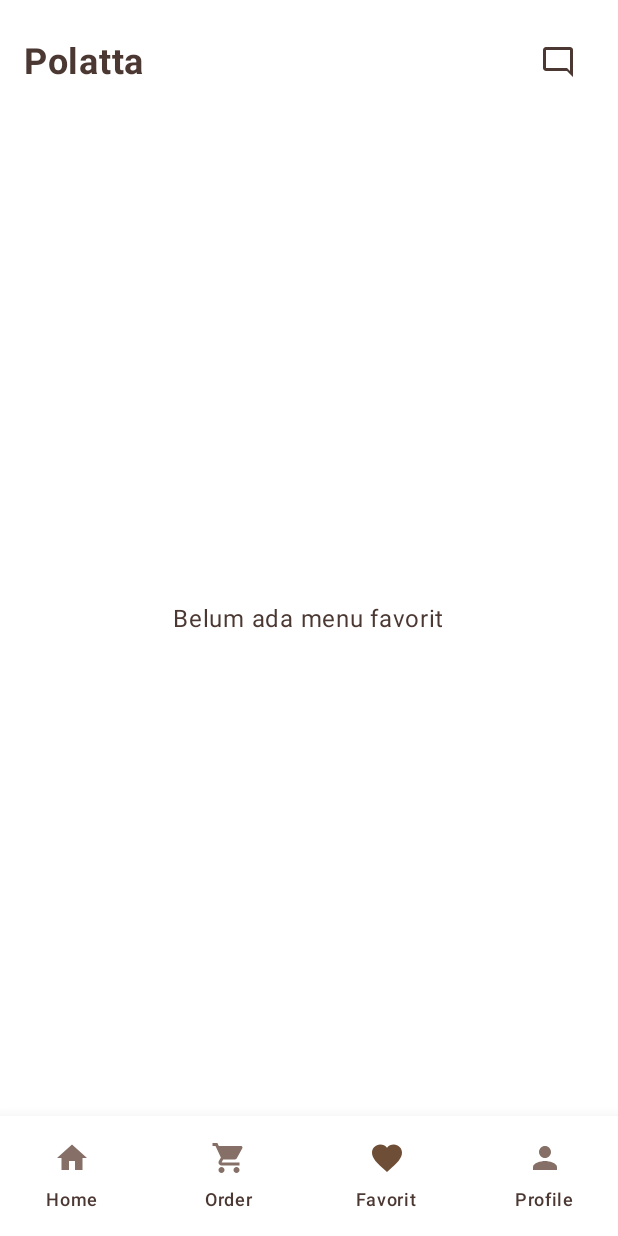
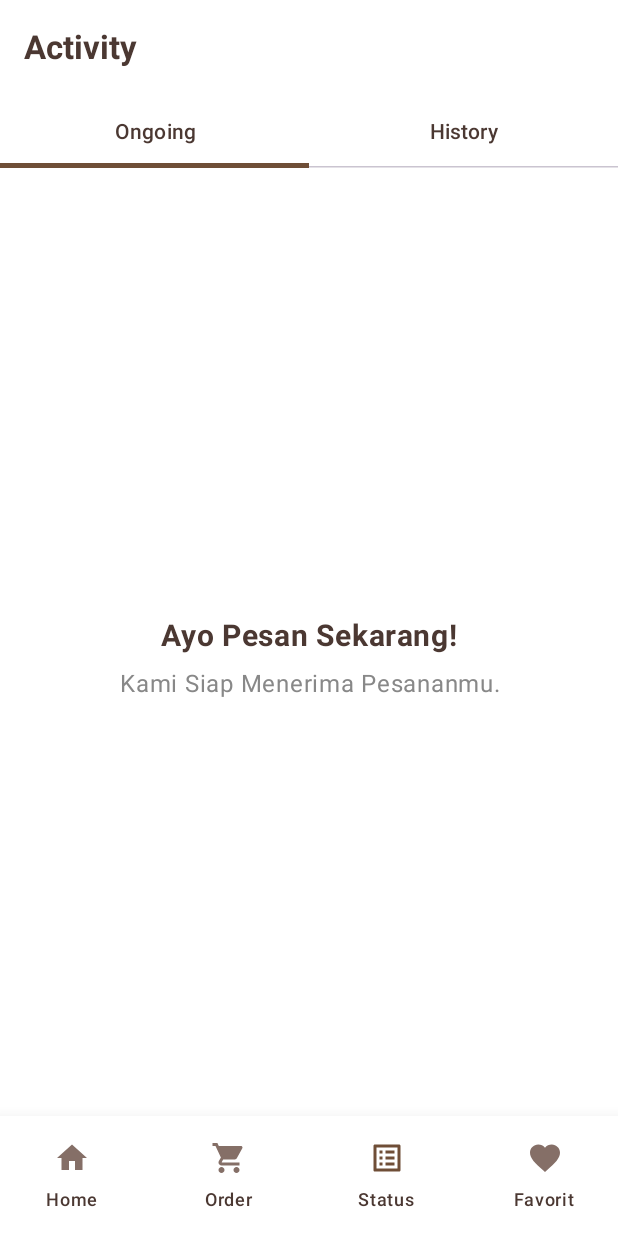
Before and after one commit to NazmiHakim/PolattaApp, an Android app built with Jetpack Compose: the screen it shows after launch (MainActivity), item 3 of the bottom bar chosen, on a phone screen of 412 x 824 dp. Run offline under Robolectric (Android 15) with nearby library versions, the phone set to English and light mode, and no system bars.

Commit message:
Feat: Add Status Screen and integrate into BottomNavBar
This commit introduces a new "Status" screen and adds it to the BottomNavBar.

Changes include:
- Created `StatusScreen.kt` with "Ongoing" and "History" tabs.
  - The "Ongoing" tab displays a message "Ayo Pesan Sekarang!" and "Kami Siap Menerima Pesananmu."
  - The "History" tab displays a message "Belum Ada Histori Pesanan" and "Pesan Sekarang Yuk!".
- Added a "Status" item with a list icon to the `BottomNavBar.kt`, replacing the "Profile" item.
- Added `Screen.Status` to the `Navigation.kt` sealed class.
- Integrated the `StatusScreenContent` into `PolattaApp.kt` with a "Activity" TopAppBar.
- Removed redundant navigation logic comments for checkout in `PolattaApp.kt`.

```diff
--- a/app/src/main/java/com/example/pondokcokelathatta/ui/components/BottomNavBar.kt
+++ b/app/src/main/java/com/example/pondokcokelathatta/ui/components/BottomNavBar.kt
@@ -3,8 +3,8 @@ package com.example.pondokcokelathatta.ui.components
 import androidx.compose.material.icons.Icons
 import androidx.compose.material.icons.filled.Favorite
 import androidx.compose.material.icons.filled.Home
-import androidx.compose.material.icons.filled.Person
 import androidx.compose.material.icons.filled.ShoppingCart
+import androidx.compose.material.icons.outlined.ListAlt
 import androidx.compose.material3.Icon
 import androidx.compose.material3.MaterialTheme
 import androidx.compose.material3.NavigationBar
@@ -29,9 +29,9 @@ private data class BottomNavItem(val label: String, val icon: ImageVector, val s
 fun BottomNavBar(navController: NavController) {
     val navItems = listOf(
         BottomNavItem("Home", Icons.Default.Home, Screen.Home),
-        BottomNavItem("Order", Icons.Default.ShoppingCart, Screen.Checkout), // Diubah ke Screen.Checkout
-        BottomNavItem("Favorit", Icons.Default.Favorite, Screen.Favorite),
-        BottomNavItem("Profile", Icons.Default.Person, Screen.Profile) // CHANGED: from Screen.Home to Screen.Profile
+        BottomNavItem("Order", Icons.Default.ShoppingCart, Screen.Checkout),
+        BottomNavItem("Status", Icons.Outlined.ListAlt, Screen.Status),
+        BottomNavItem("Favorit", Icons.Default.Favorite, Screen.Favorite)
     )
 
     val navBackStackEntry by navController.currentBackStackEntryAsState()
--- a/app/src/main/java/com/example/pondokcokelathatta/ui/navigation/Navigation.kt
+++ b/app/src/main/java/com/example/pondokcokelathatta/ui/navigation/Navigation.kt
@@ -6,6 +6,7 @@ sealed class Screen(val route: String) {
     data object Checkout : Screen("checkout")
     data object Profile : Screen("profile") // Add this line
     data object EditProfile : Screen("editProfile") // Add this line
+    data object Status : Screen("status") // Add this line
     data object Detail : Screen("detail/{itemName}") {
         fun createRoute(itemName: String) = "detail/$itemName"
     }
--- a/app/src/main/java/com/example/pondokcokelathatta/ui/screens/PolattaApp.kt
+++ b/app/src/main/java/com/example/pondokcokelathatta/ui/screens/PolattaApp.kt
@@ -69,7 +69,6 @@ fun PolattaApp() {
                             itemCount = totalQuantity,
                             totalPrice = totalPrice,
                             onClick = {
-                                // PERUBAHAN: Menggunakan logika navigasi yang sama dengan BottomNavBar
                                 navController.navigate(Screen.Checkout.route) {
                                     popUpTo(navController.graph.findStartDestination().id) {
                                         saveState = true
@@ -107,7 +106,6 @@ fun PolattaApp() {
                             itemCount = totalQuantity,
                             totalPrice = totalPrice,
                             onClick = {
-                                // PERUBAHAN: Menggunakan logika navigasi yang sama dengan BottomNavBar
                                 navController.navigate(Screen.Checkout.route) {
                                     popUpTo(navController.graph.findStartDestination().id) {
                                         saveState = true
@@ -134,7 +132,6 @@ fun PolattaApp() {
             }
         }
         composable(Screen.Checkout.route) {
-            // PERUBAHAN: Scaffold untuk Checkout Screen sekarang diatur di sini
             Scaffold(
                 topBar = {
                     TopAppBar(
@@ -152,6 +149,22 @@ fun PolattaApp() {
             ) { innerPadding ->
                 CheckoutScreen(
                     menuViewModel = menuViewModel,
+                    modifier = Modifier.padding(innerPadding)
+                )
+            }
+        }
+
+        composable(Screen.Status.route) {
+            Scaffold(
+                topBar = {
+                    TopAppBar(
+                        title = { Text("Activity") },
+                        colors = TopAppBarDefaults.topAppBarColors(containerColor = MaterialTheme.colorScheme.surface)
+                    )
+                },
+                bottomBar = { BottomNavBar(navController = navController) }
+            ) { innerPadding ->
+                StatusScreenContent(
                     modifier = Modifier.padding(innerPadding)
                 )
             }
--- /dev/null
+++ b/app/src/main/java/com/example/pondokcokelathatta/ui/screens/StatusScreen.kt
@@ -0,0 +1,140 @@
+package com.example.pondokcokelathatta.ui.screens
+
+import androidx.compose.foundation.layout.Arrangement
+import androidx.compose.foundation.layout.Box
+import androidx.compose.foundation.layout.Column
+import androidx.compose.foundation.layout.Spacer
+import androidx.compose.foundation.layout.fillMaxSize
+import androidx.compose.foundation.layout.height
+import androidx.compose.foundation.layout.padding
+import androidx.compose.foundation.lazy.LazyColumn
+import androidx.compose.material3.MaterialTheme
+import androidx.compose.material3.Tab
+import androidx.compose.material3.TabRow
+import androidx.compose.material3.Text
+import androidx.compose.runtime.Composable
+import androidx.compose.runtime.getValue
+import androidx.compose.runtime.mutableIntStateOf
+import androidx.compose.runtime.remember
+import androidx.compose.runtime.setValue
+import androidx.compose.ui.Alignment
+import androidx.compose.ui.Modifier
+import androidx.compose.ui.graphics.Color
+import androidx.compose.ui.text.font.FontWeight
+import androidx.compose.ui.text.style.TextAlign
+import androidx.compose.ui.unit.dp
+import androidx.compose.ui.unit.sp
+
+@Composable
+fun StatusScreenContent(modifier: Modifier = Modifier) {
+    var selectedTabIndex by remember { mutableIntStateOf(0) }
+    // Tabs ordered with "Ongoing" first, as requested.
+    val tabs = listOf("Ongoing", "History")
+
+    Column(modifier = modifier.fillMaxSize()) {
+        TabRow(
+            selectedTabIndex = selectedTabIndex,
+            contentColor = MaterialTheme.colorScheme.primary
+        ) {
+            tabs.forEachIndexed { index, title ->
+                Tab(
+                    selected = selectedTabIndex == index,
+                    onClick = { selectedTabIndex = index },
+                    text = { Text(title) },
+                    selectedContentColor = MaterialTheme.colorScheme.primary,
+                    unselectedContentColor = MaterialTheme.colorScheme.onSurface.copy(alpha = 0.7f)
+                )
+            }
+        }
+        when (selectedTabIndex) {
+            0 -> OngoingTab()
+            1 -> HistoryTab()
+            2 -> EmptyState("No scheduled orders yet.")
+            3 -> EmptyState("No drafts saved.")
+        }
+    }
+}
+
+@Composable
+fun OngoingTab() {
+    // This UI is based on 'WhatsApp Image 2025-06-24 at 15.33.23_937633e4.jpg'
+    Column(
+        modifier = Modifier
+            .fillMaxSize()
+            .padding(16.dp),
+        horizontalAlignment = Alignment.CenterHorizontally,
+        verticalArrangement = Arrangement.Center
+    ) {
+        // Please add the image 'img_ongoing_placeholder.png' to your drawable resources
+//        Image(
+//            painter = painterResource(id = R.drawable.img_ongoing_placeholder),
+//            contentDescription = "No ongoing orders",
+//            modifier = Modifier.width(250.dp)
+//        )
+        Spacer(modifier = Modifier.height(24.dp))
+        Text(
+            text = "Ayo Pesan Sekarang!",
+            fontWeight = FontWeight.Bold,
+            fontSize = 20.sp
+        )
+        Spacer(modifier = Modifier.height(8.dp))
+        Text(
+            text = "Kami Siap Menerima Pesananmu.",
+            fontSize = 16.sp,
+            color = Color.Gray,
+            textAlign = TextAlign.Center,
+            modifier = Modifier.padding(horizontal = 32.dp)
+        )
+    }
+}
+
+@Composable
+fun HistoryTab() {
+    // This UI is based on 'WhatsApp Image 2025-06-24 at 15.33.23_66771bca.jpg'
+    LazyColumn(
+        modifier = Modifier
+            .fillMaxSize()
+            .padding(16.dp),
+        horizontalAlignment = Alignment.CenterHorizontally,
+        verticalArrangement = Arrangement.Center
+    ) {
+        item {
+            Spacer(modifier = Modifier.height(24.dp))
+            Text(
+                text = "Belum Ada Histori Pesanan",
+                fontWeight = FontWeight.Bold,
+                fontSize = 20.sp
+            )
+            Spacer(modifier = Modifier.height(8.dp))
+            Text(
+                text = "Pesan Sekarang Yuk!",
+                fontSize = 16.sp,
+                color = Color.Gray,
+                textAlign = TextAlign.Center,
+                modifier = Modifier.padding(horizontal = 32.dp)
+            )
+//            HistoryItemCard()
+        }
+    }
+}
+
+
+                // Please add the image 'history_item_image.png' to your drawable resources
+//                Image(
+//                    painter = painterResource(id = R.drawable.history_item_image),
+//                    contentDescription = "RUMAH MAKAN UDA SAYANG",
+//                    modifier = Modifier
+//                        .size(60.dp)
+//                        .clip(RoundedCornerShape(8.dp)),
+//                    contentScale = ContentScale.Crop
+//                )
+
+@Composable
+fun EmptyState(message: String) {
+    Box(
+        modifier = Modifier.fillMaxSize(),
+        contentAlignment = Alignment.Center
+    ) {
+        Text(message, fontSize = 18.sp, color = Color.Gray)
+    }
+}
```
